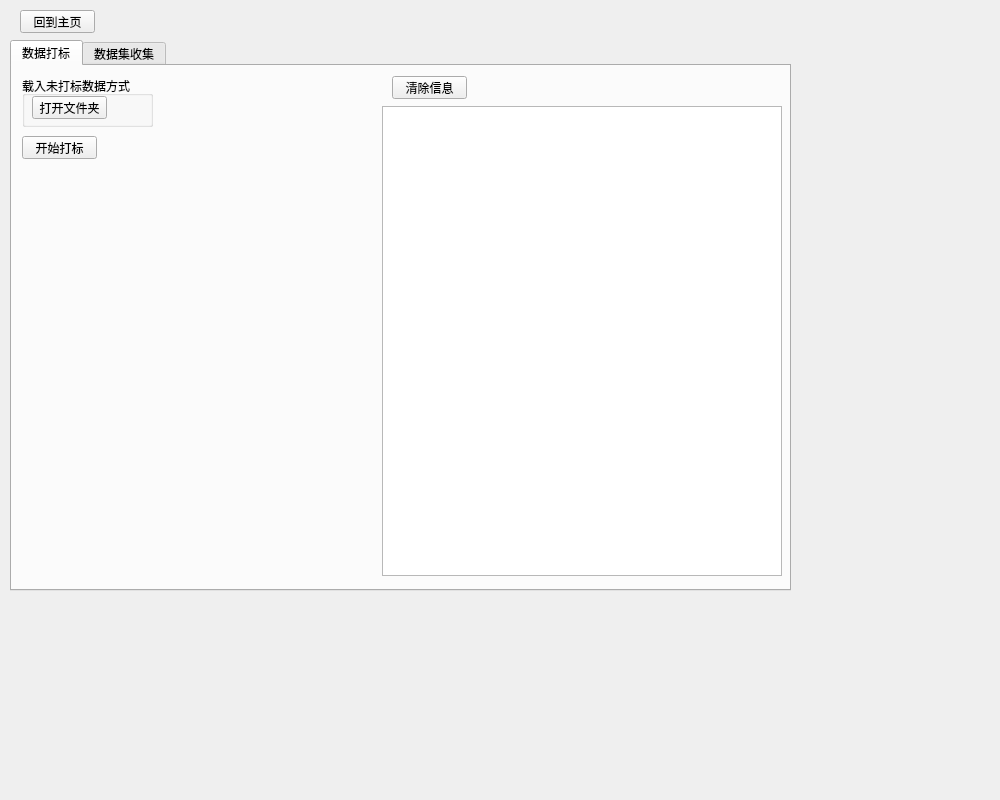
The window that src/ui/dataWindow.ui (CcooLcyy/checker) describes before a commit, drawn with Qt 5.
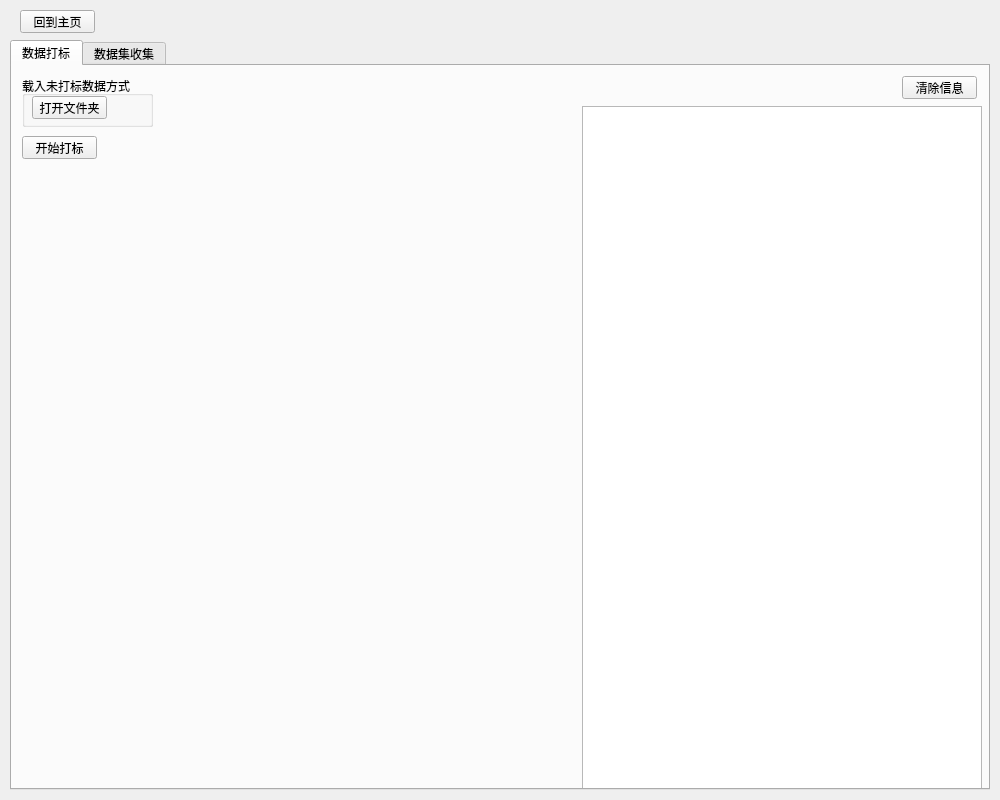
The same window after the commit.

Commit message: 调整界面大小，准备开始数据打标函数

```diff
--- a/src/ui/dataWindow.ui
+++ b/src/ui/dataWindow.ui
@@ -31,8 +31,8 @@
     <rect>
      <x>10</x>
      <y>40</y>
-     <width>781</width>
-     <height>551</height>
+     <width>980</width>
+     <height>750</height>
     </rect>
    </property>
    <property name="currentIndex">
@@ -71,17 +71,17 @@
     <widget class="QPlainTextEdit" name="dataMarkOutputShow">
      <property name="geometry">
       <rect>
-       <x>370</x>
+       <x>570</x>
        <y>40</y>
        <width>400</width>
-       <height>470</height>
+       <height>690</height>
       </rect>
      </property>
     </widget>
     <widget class="QPushButton" name="clearDataMarkOutputShow">
      <property name="geometry">
       <rect>
-       <x>380</x>
+       <x>890</x>
        <y>10</y>
        <width>75</width>
        <height>23</height>
```
Left out of the diff: 6 changed lines with no effect on the pictures. The commit also changes 1 other file.
